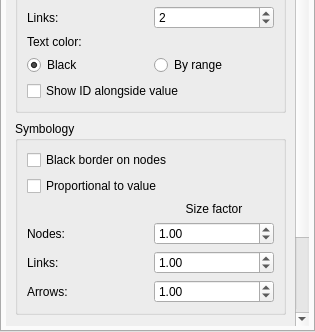
The window that ui/analysis/qgisred_results_dock.ui (qgisred/QGISRed) describes before a commit, drawn with Qt 5; both pictures show x 0 to 315 and y 148 to 480 of the 315 by 480 pixel window.
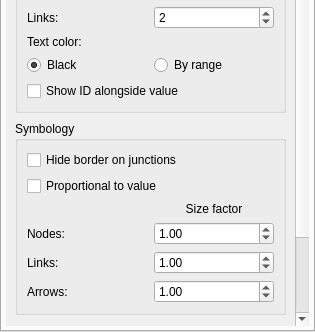
The same window after the commit. The open tabs and pages were chosen to show the change.

Commit message: Results: Hide junctions border

```diff
--- a/ui/analysis/qgisred_results_dock.ui
+++ b/ui/analysis/qgisred_results_dock.ui
@@ -1280,7 +1280,7 @@
                <item row="0" column="0" colspan="2">
                 <widget class="QCheckBox" name="cbNodeBorder">
                  <property name="text">
-                  <string>Black border on nodes</string>
+                  <string>Hide border on junctions</string>
                  </property>
                 </widget>
                </item>
```
The commit also changes 8 other files.
